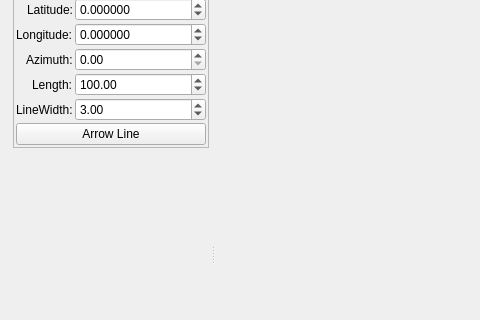
Before: the Qt Designer form src/map/dlggeoosm.ui in coolshou/qiperf, drawn with Qt 5; both pictures show x 0 to 480 and y 196 to 516 of the 1280 by 900 pixel window.
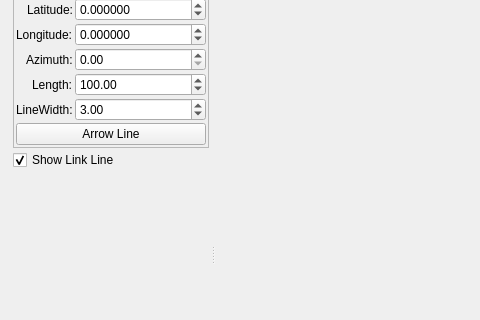
After: the same form once the commit is applied. Icons and pictures are not drawn.

Patch:
```diff
--- a/src/map/dlggeoosm.ui
+++ b/src/map/dlggeoosm.ui
@@ -363,6 +363,16 @@
          </layout>
         </widget>
        </item>
+       <item>
+        <widget class="QCheckBox" name="cbShowLinkLine">
+         <property name="text">
+          <string>Show Link Line</string>
+         </property>
+         <property name="checked">
+          <bool>true</bool>
+         </property>
+        </widget>
+       </item>
        <item>
         <spacer name="verticalSpacer">
          <property name="orientation">
```
